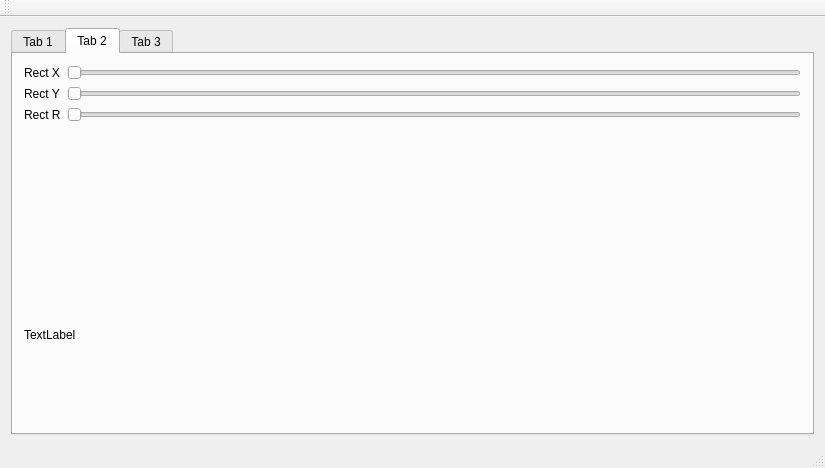
Old version of the form mainwindow.ui in the repository stelzch/holmos-gui-qt.
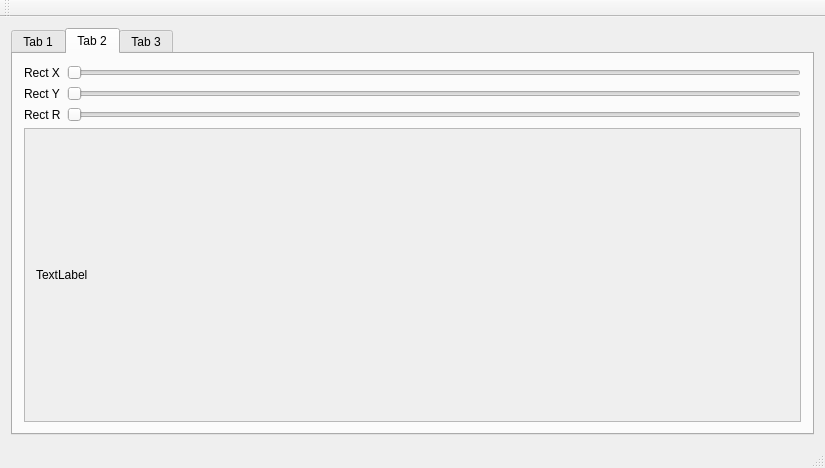
New version of the form. The open tabs and pages were chosen to show the change.

```diff
--- a/mainwindow.ui
+++ b/mainwindow.ui
@@ -95,10 +95,38 @@
          </layout>
         </item>
         <item>
-         <widget class="QLabel" name="magnitudeImage">
-          <property name="text">
-           <string>TextLabel</string>
+         <widget class="QScrollArea" name="scrollAreaTab2">
+          <property name="widgetResizable">
+           <bool>true</bool>
           </property>
+          <widget class="QWidget" name="scrollAreaWidgetContents_2">
+           <property name="geometry">
+            <rect>
+             <x>0</x>
+             <y>0</y>
+             <width>783</width>
+             <height>162</height>
+            </rect>
+           </property>
+           <layout class="QHBoxLayout" name="horizontalLayout_4">
+            <item>
+             <widget class="QLabel" name="magnitudeImage">
+              <property name="sizePolicy">
+               <sizepolicy hsizetype="Ignored" vsizetype="Ignored">
+                <horstretch>0</horstretch>
+                <verstretch>0</verstretch>
+               </sizepolicy>
+              </property>
+              <property name="text">
+               <string>TextLabel</string>
+              </property>
+              <property name="scaledContents">
+               <bool>true</bool>
+              </property>
+             </widget>
+            </item>
+           </layout>
+          </widget>
          </widget>
         </item>
        </layout>
```
Left out of the diff: 92 changed lines with no effect on the pictures.
